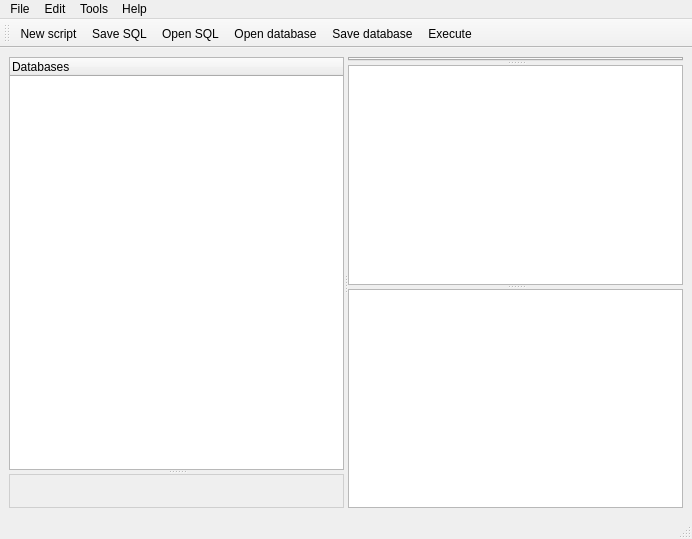
First picture: the form in mainwindow.ui, repository anachuri/dbmsClient, before the edit.
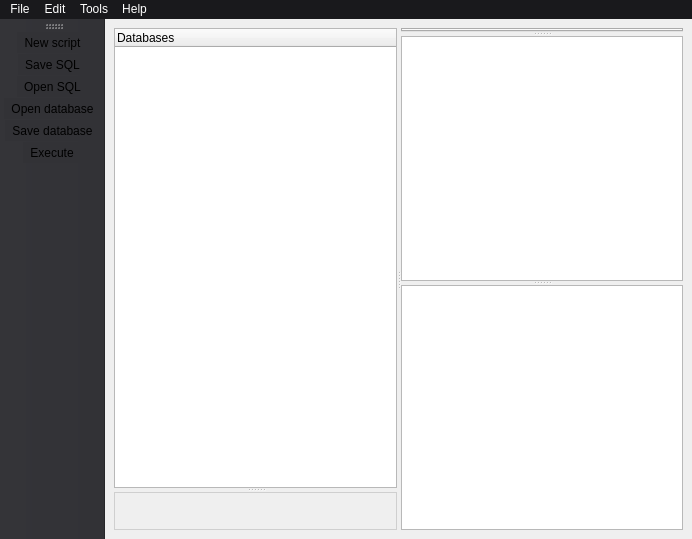
Second picture: the form after the edit. Icons and pictures are not drawn.

Patch:
```diff
--- a/mainwindow.ui
+++ b/mainwindow.ui
@@ -88,9 +88,12 @@
      <x>0</x>
      <y>0</y>
      <width>692</width>
-     <height>22</height>
+     <height>19</height>
     </rect>
    </property>
+   <property name="styleSheet">
+    <string notr="true">background-color:#19191c;color:white;</string>
+   </property>
    <widget class="QMenu" name="menuFile">
     <property name="title">
      <string>File</string>
@@ -131,13 +134,15 @@
    <addaction name="menuTools"/>
    <addaction name="menuHelp"/>
   </widget>
-  <widget class="QStatusBar" name="statusbar"/>
   <widget class="QToolBar" name="toolBar">
    <property name="windowTitle">
     <string>toolBar</string>
    </property>
+   <property name="styleSheet">
+    <string notr="true">background-color:#323236;</string>
+   </property>
    <attribute name="toolBarArea">
-    <enum>TopToolBarArea</enum>
+    <enum>LeftToolBarArea</enum>
    </attribute>
    <attribute name="toolBarBreak">
     <bool>false</bool>
```
Left out of the diff: 28 changed lines with no effect on the pictures.
